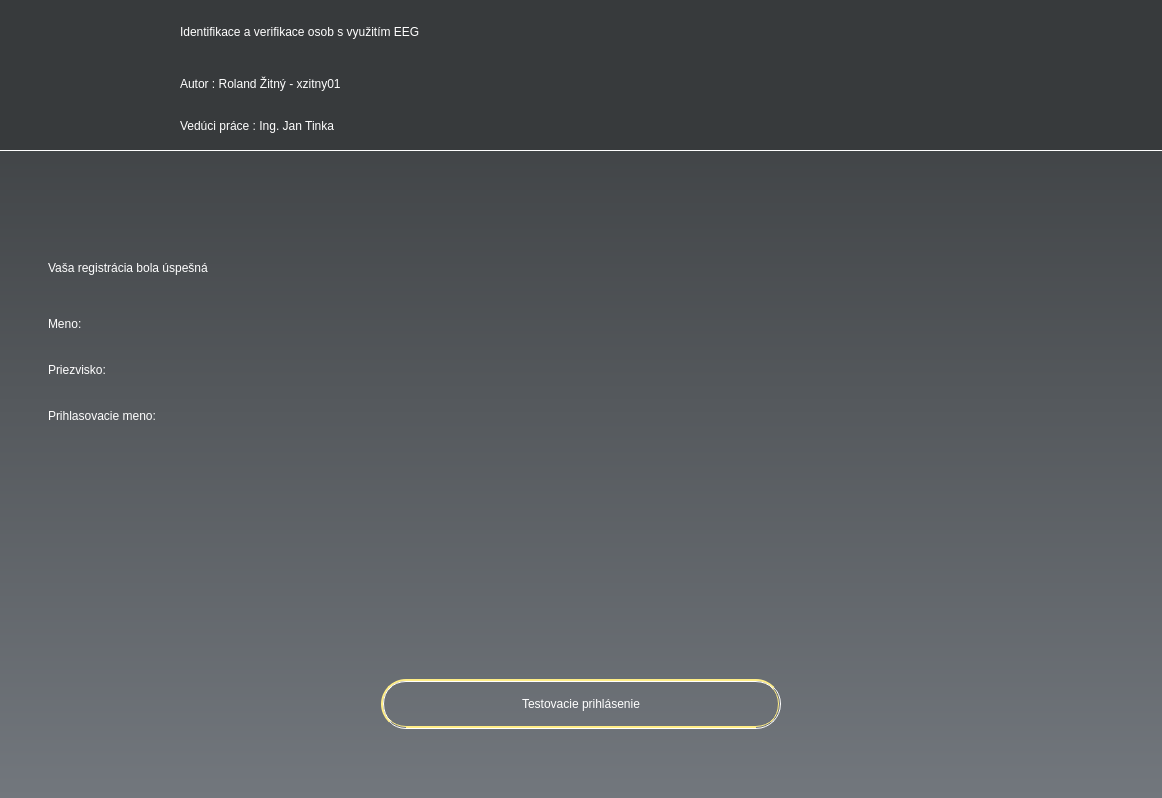
roland-zitny/BC-NAS, file nas/gui/designs/end_registration_window.ui: the form before one commit.
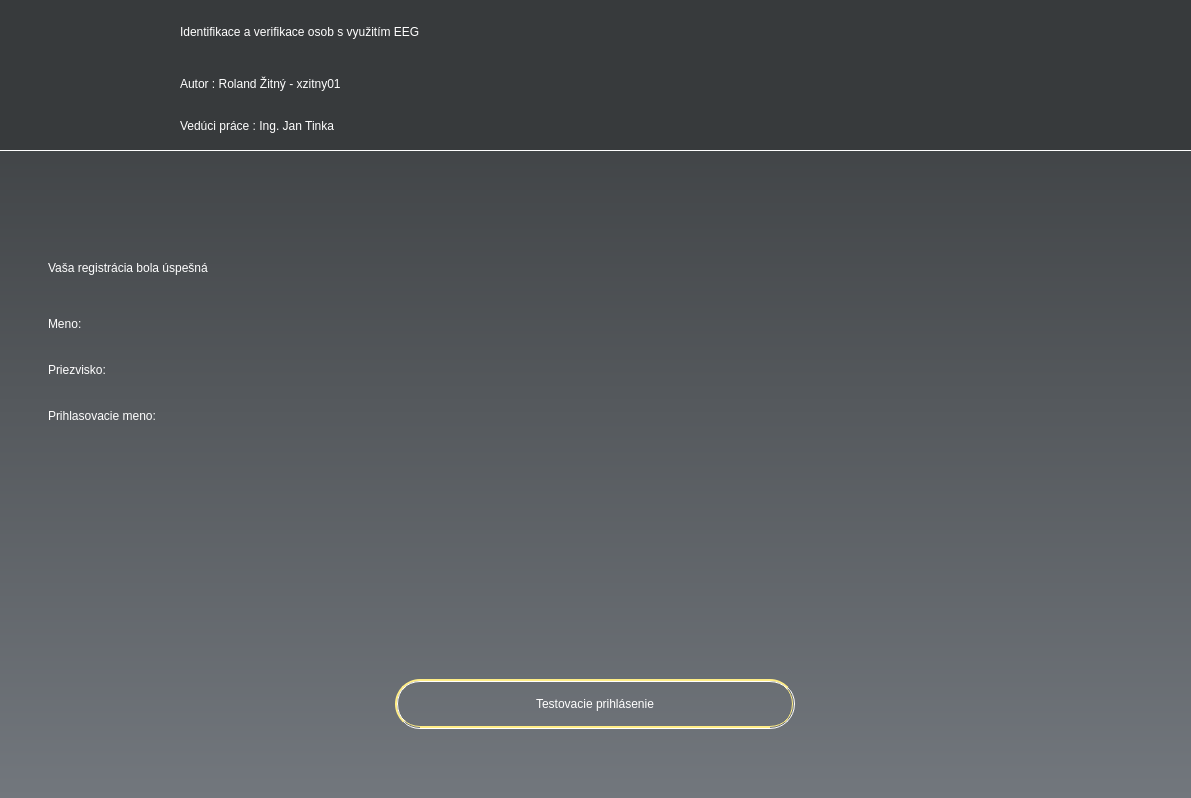
The form after the commit. Icons and pictures are not drawn.

```diff
--- a/nas/gui/designs/end_registration_window.ui
+++ b/nas/gui/designs/end_registration_window.ui
@@ -356,8 +356,8 @@
              <widget class="QWidget" name="verticalWidget" native="true">
               <property name="minimumSize">
                <size>
-                <width>450</width>
-                <height>450</height>
+                <width>700</width>
+                <height>700</height>
                </size>
               </property>
               <layout class="QVBoxLayout" name="verticalLayout_4">
@@ -365,8 +365,8 @@
                 <widget class="QLabel" name="ReactionLabel">
                  <property name="minimumSize">
                   <size>
-                   <width>450</width>
-                   <height>450</height>
+                   <width>500</width>
+                   <height>500</height>
                   </size>
                  </property>
                  <property name="text">
```
